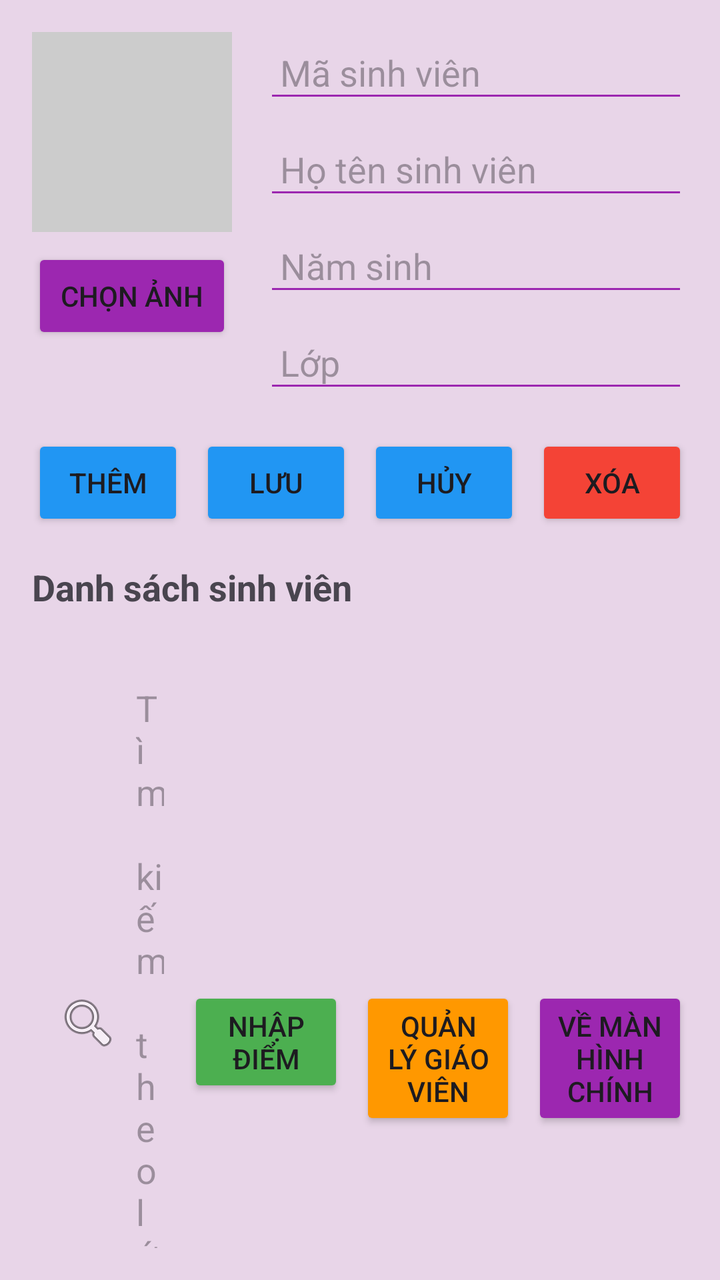
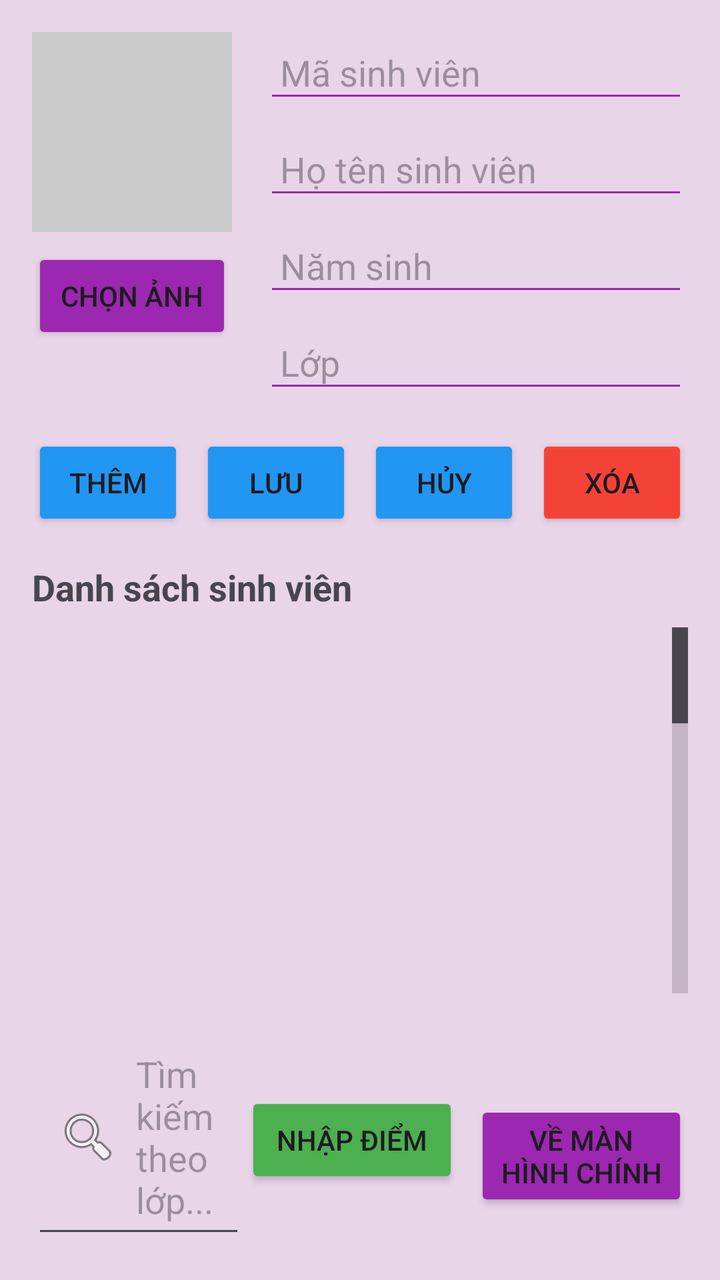

Screens rendered from an Android XML layout before and after an edit, with the pre-edit source and the edit as a unified diff.
<!-- AndroidManifest.xml: application theme Theme.CreatDatabase_Sinhvien -->
<!-- res/layout/activity_main.xml -->
<?xml version="1.0" encoding="utf-8"?>
<LinearLayout xmlns:android="http://schemas.android.com/apk/res/android"
    android:orientation="vertical"
    android:layout_width="match_parent"
    android:layout_height="match_parent"
    android:background="#E8D5E8"
    android:padding="16dp">

        
        <LinearLayout
            android:orientation="horizontal"
            android:layout_width="match_parent"
            android:layout_height="wrap_content"
            android:layout_marginBottom="16dp">

            
            <LinearLayout
                android:orientation="vertical"
                android:layout_width="wrap_content"
                android:layout_height="wrap_content"
                android:layout_marginEnd="16dp">

                <ImageView
                    android:id="@+id/imgAvatar"
                    android:layout_width="100dp"
                    android:layout_height="100dp"
                    android:background="#CCCCCC"
                    android:scaleType="centerCrop"
                    android:contentDescription="Ảnh đại diện" />

                <Button
                    android:id="@+id/btnChonAnh"
                    android:layout_width="100dp"
                    android:layout_height="wrap_content"
                    android:text="Chọn ảnh"
                    android:layout_marginTop="8dp"
                    android:backgroundTint="#9C27B0" />
            </LinearLayout>

            
            <LinearLayout
                android:orientation="vertical"
                android:layout_width="0dp"
                android:layout_height="wrap_content"
                android:layout_weight="1">

                <EditText
                    android:id="@+id/edtMaSV"
                    android:layout_width="match_parent"
                    android:layout_height="wrap_content"
                    android:hint="Mã sinh viên"
                    android:padding="8dp"
                    android:backgroundTint="#9C27B0" />

                <EditText
                    android:id="@+id/edtHoTen"
                    android:layout_width="match_parent"
                    android:layout_height="wrap_content"
                    android:hint="Họ tên sinh viên"
                    android:padding="8dp"
                    android:layout_marginTop="8dp"
                    android:backgroundTint="#9C27B0" />

                <EditText
                    android:id="@+id/edtNamSinh"
                    android:layout_width="match_parent"
                    android:layout_height="wrap_content"
                    android:hint="Năm sinh"
                    android:inputType="number"
                    android:padding="8dp"
                    android:layout_marginTop="8dp"
                    android:backgroundTint="#9C27B0" />

                <EditText
                    android:id="@+id/edtLop"
                    android:layout_width="match_parent"
                    android:layout_height="wrap_content"
                    android:hint="Lớp"
                    android:padding="8dp"
                    android:layout_marginTop="8dp"
                    android:backgroundTint="#9C27B0" />
            </LinearLayout>
        </LinearLayout>

        
        <LinearLayout
            android:orientation="horizontal"
            android:layout_width="match_parent"
            android:layout_height="wrap_content"
            android:layout_marginBottom="16dp">

            <Button
                android:id="@+id/btnThem"
                android:layout_width="0dp"
                android:layout_height="wrap_content"
                android:layout_weight="1"
                android:text="Thêm"
                android:layout_marginEnd="4dp"
                android:backgroundTint="#2196F3" />

            <Button
                android:id="@+id/btnLuu"
                android:layout_width="0dp"
                android:layout_height="wrap_content"
                android:layout_weight="1"
                android:text="Lưu"
                android:layout_marginStart="4dp"
                android:layout_marginEnd="4dp"
                android:backgroundTint="#2196F3" />

            <Button
                android:id="@+id/btnHuy"
                android:layout_width="0dp"
                android:layout_height="wrap_content"
                android:layout_weight="1"
                android:text="Hủy"
                android:layout_marginStart="4dp"
                android:layout_marginEnd="4dp"
                android:backgroundTint="#2196F3" />

            <Button
                android:id="@+id/btnXoa"
                android:layout_width="0dp"
                android:layout_height="wrap_content"
                android:layout_weight="1"
                android:text="Xóa"
                android:layout_marginStart="4dp"
                android:backgroundTint="#F44336" />
        </LinearLayout>

        
        <TextView
            android:layout_width="match_parent"
            android:layout_height="wrap_content"
            android:text="Danh sách sinh viên"
            android:textStyle="bold"
            android:textSize="18sp"
            android:layout_marginBottom="8dp" />

        
        <ListView
            android:id="@+id/listViewSV"
            android:layout_width="match_parent"
            android:layout_height="0dp"
            android:layout_weight="1"
            android:minHeight="200dp"
            android:divider="#CCCCCC"
            android:dividerHeight="1dp"
            android:scrollbars="vertical"
            android:fadeScrollbars="false"
            android:fastScrollEnabled="true"
            android:scrollingCache="true"
            android:smoothScrollbar="true"
            android:nestedScrollingEnabled="false"
            android:overScrollMode="always" />

        
        <LinearLayout
            android:orientation="horizontal"
            android:layout_width="match_parent"
            android:layout_height="wrap_content"
            android:layout_marginTop="16dp">

            <EditText
                android:id="@+id/edtTimKiem"
                android:layout_width="0dp"
                android:layout_height="wrap_content"
                android:layout_weight="1"
                android:hint="Tìm kiếm theo lớp..."
                android:padding="12dp"
                android:drawableStart="@android:drawable/ic_menu_search"
                android:drawablePadding="8dp" />

            <Button
                android:id="@+id/btnNhapDiem"
                android:layout_width="0dp"
                android:layout_height="wrap_content"
                android:layout_weight="1"
                android:text="Nhập điểm"
                android:backgroundTint="#4CAF50"
                android:layout_marginEnd="4dp" />

            <Button
                android:id="@+id/btnQuanLyGiaoVien"
                android:layout_width="0dp"
                android:layout_height="wrap_content"
                android:layout_weight="1"
                android:text="Quản lý Giáo viên"
                android:backgroundTint="#FF9800"
                android:layout_marginStart="4dp"
                android:layout_marginEnd="4dp" />

            <Button
                android:id="@+id/btnVeHome"
                android:layout_width="0dp"
                android:layout_height="wrap_content"
                android:layout_weight="1"
                android:text="Về màn hình chính"
                android:backgroundTint="#9C27B0"
                android:layout_marginStart="4dp" />
        </LinearLayout>

    </LinearLayout>
<!-- resources referenced by this layout -->
<resources>
  <style name="Theme.CreatDatabase_Sinhvien" parent="Base.Theme.CreatDatabase_Sinhvien" />
  <style name="Base.Theme.CreatDatabase_Sinhvien" parent="Theme.Material3.DayNight.NoActionBar">
          
          
      </style>
</resources>

<!-- the commit's change to res/layout/activity_main.xml (unified diff, before → after) -->
@@ -181,16 +181,6 @@
                 android:layout_marginEnd="4dp" />
 
             <Button
-                android:id="@+id/btnQuanLyGiaoVien"
-                android:layout_width="0dp"
-                android:layout_height="wrap_content"
-                android:layout_weight="1"
-                android:text="Quản lý Giáo viên"
-                android:backgroundTint="#FF9800"
-                android:layout_marginStart="4dp"
-                android:layout_marginEnd="4dp" />
-
-            <Button
                 android:id="@+id/btnVeHome"
                 android:layout_width="0dp"
                 android:layout_height="wrap_content"
